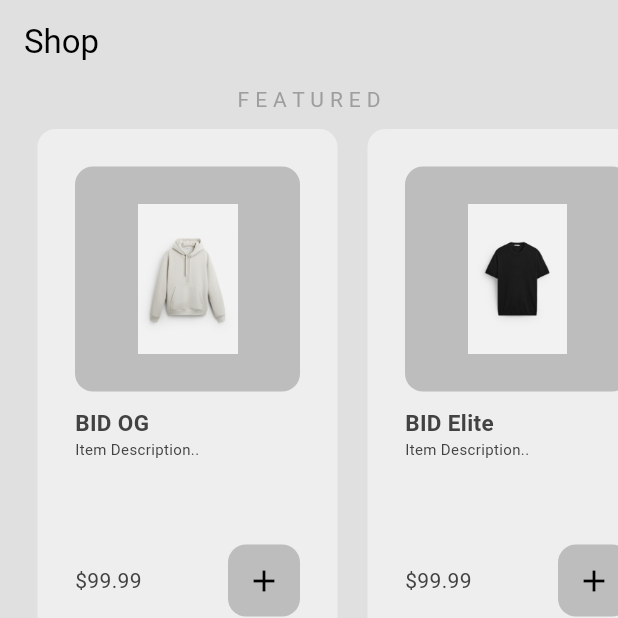
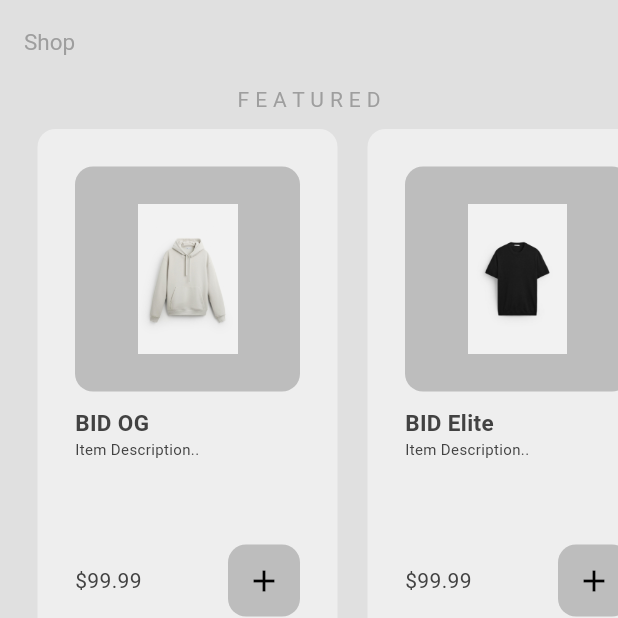
Before and after one commit to shereemorrison/bid, a Flutter app: the screen it shows after launch, on a phone screen of 412 x 824 dp, the top half of it. Run offline on Flutter 3.47's test engine with Material 3 defaults, Android fonts, the phone set to English and light mode, and no system bars; our stand-ins replace firebase_auth, firebase_core; accounts and stored records are empty.

Commit message:
Amendments to my_appbar

```diff
--- a/lib/components/my_appbar.dart
+++ b/lib/components/my_appbar.dart
@@ -1,19 +1,28 @@
 import 'package:flutter/material.dart';
 
 class MyAppbar extends StatelessWidget implements PreferredSizeWidget {
-  final String title;
+  final String title; // Title passed from MyHomePage
 
   const MyAppbar({super.key, required this.title});
 
   @override
   Widget build(BuildContext context) {
     return AppBar(
-      title: Text(title, style: TextStyle(color: Theme.of(context).colorScheme.inversePrimary)),
+      title: Text(
+        title, // ✅ Use the title passed to MyAppbar
+        style: TextStyle(
+          color: Theme.of(context).colorScheme.inversePrimary,
+          fontSize: 15,
+        ),
+      ),
       backgroundColor: Colors.transparent,
       elevation: 0,
       foregroundColor: Theme.of(context).colorScheme.inversePrimary,
     );
   }
+
+
+
   @override
   Size get preferredSize => const Size.fromHeight(kToolbarHeight);
 }
--- a/lib/main.dart
+++ b/lib/main.dart
@@ -1,3 +1,4 @@
+import 'package:bid/components/my_appbar.dart';
 import 'package:bid/modals/shop.dart';
 import 'package:bid/pages/cart_page.dart';
 import 'package:bid/pages/intro_page.dart';
@@ -89,7 +90,7 @@ class MyHomePageState extends State<MyHomePage> {
   @override
   Widget build(BuildContext context) {
     return Scaffold(
-      appBar: AppBar(title: Text(_getAppBarTitle())),
+      appBar: MyAppbar(title: _getAppBarTitle()),
       body: _pages[_selectedIndex], // Now correctly inside the state class
       bottomNavigationBar: MyNavbar(
         onItemTapped: _onItemTapped,
```
